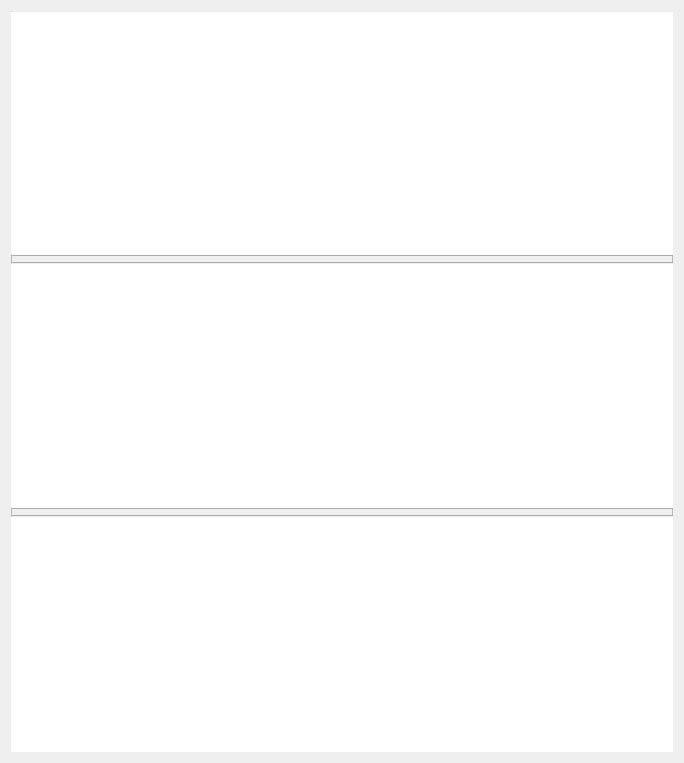
Above: add_player_window.ui from HausMeister008/TikTakToeWithDavid before the change. Below: the same form after it.
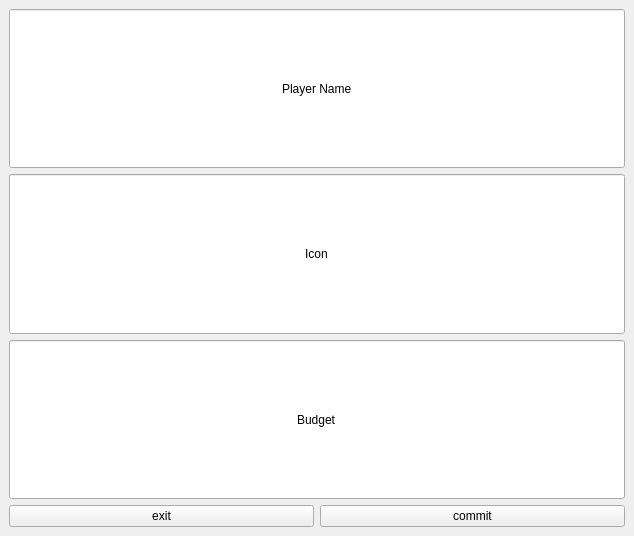
That is the form after the change.

Commit message:
player manipulation gui
Layout and function changes to mainly the Player add gui and also getting rid of a stupid error

Patch:
```diff
--- a/add_player_window.ui
+++ b/add_player_window.ui
@@ -1,85 +1,109 @@
 <?xml version="1.0" encoding="UTF-8"?>
 <ui version="4.0">
  <class>Form</class>
- <widget class="QWidget" name="Form">
+ <widget class="QMainWindow" name="Form">
   <property name="geometry">
    <rect>
     <x>0</x>
     <y>0</y>
-    <width>684</width>
-    <height>763</height>
+    <width>634</width>
+    <height>536</height>
    </rect>
   </property>
-  <property name="sizePolicy">
-   <sizepolicy hsizetype="Expanding" vsizetype="Expanding">
-    <horstretch>0</horstretch>
-    <verstretch>0</verstretch>
-   </sizepolicy>
-  </property>
   <property name="windowTitle">
-   <string>Form</string>
+   <string>MainWindow</string>
+  </property>
+  <property name="styleSheet">
+   <string notr="true"/>
+  </property>
+  <widget class="QWidget" name="centralwidget">
+   <property name="sizePolicy">
+    <sizepolicy hsizetype="MinimumExpanding" vsizetype="MinimumExpanding">
+     <horstretch>0</horstretch>
+     <verstretch>0</verstretch>
+    </sizepolicy>
+   </property>
+   <property name="font">
+    <font/>
   </property>
   <layout class="QGridLayout" name="gridLayout">
    <item row="0" column="0">
     <layout class="QVBoxLayout" name="verticalLayout">
      <item>
-      <widget class="QFrame" name="frame">
-       <property name="frameShape">
-        <enum>QFrame::StyledPanel</enum>
-       </property>
-       <property name="frameShadow">
-        <enum>QFrame::Raised</enum>
-       </property>
-       <widget class="QWidget" name="verticalLayoutWidget_2">
-        <property name="geometry">
-         <rect>
-          <x>-1</x>
-          <y>-1</y>
-          <width>671</width>
-          <height>751</height>
-         </rect>
-        </property>
-        <layout class="QVBoxLayout" name="verticalLayout_2">
-         <item>
           <widget class="QLineEdit" name="lineEdit_2">
            <property name="sizePolicy">
-            <sizepolicy hsizetype="Expanding" vsizetype="MinimumExpanding">
+         <sizepolicy hsizetype="Minimum" vsizetype="MinimumExpanding">
              <horstretch>0</horstretch>
              <verstretch>0</verstretch>
             </sizepolicy>
            </property>
+        <property name="text">
+         <string>Player Name</string>
+        </property>
+        <property name="alignment">
+         <set>Qt::AlignCenter</set>
+        </property>
           </widget>
          </item>
          <item>
           <widget class="QLineEdit" name="lineEdit_3">
            <property name="sizePolicy">
-            <sizepolicy hsizetype="Expanding" vsizetype="MinimumExpanding">
+         <sizepolicy hsizetype="Minimum" vsizetype="MinimumExpanding">
              <horstretch>0</horstretch>
              <verstretch>0</verstretch>
             </sizepolicy>
            </property>
-          </widget>
-         </item>
-         <item>
-          <layout class="QHBoxLayout" name="horizontalLayout"/>
-         </item>
+        <property name="text">
+         <string>Icon</string>
+        </property>
+        <property name="alignment">
+         <set>Qt::AlignCenter</set>
+        </property>
+       </widget>
+      </item>
          <item>
           <widget class="QLineEdit" name="lineEdit">
            <property name="sizePolicy">
-            <sizepolicy hsizetype="Expanding" vsizetype="MinimumExpanding">
+         <sizepolicy hsizetype="Minimum" vsizetype="MinimumExpanding">
              <horstretch>0</horstretch>
              <verstretch>0</verstretch>
             </sizepolicy>
            </property>
-          </widget>
-         </item>
-        </layout>
-       </widget>
+        <property name="text">
+         <string>Budget</string>
+        </property>
+        <property name="alignment">
+         <set>Qt::AlignCenter</set>
+        </property>
+       </widget>
+      </item>
+      <item>
+       <layout class="QHBoxLayout" name="horizontalLayout">
+        <item>
+         <widget class="QPushButton" name="pushButton_2">
+          <property name="text">
+           <string>exit</string>
+          </property>
+         </widget>
+        </item>
+        <item>
+         <widget class="QPushButton" name="pushButton">
+          <property name="text">
+           <string>commit</string>
+          </property>
       </widget>
      </item>
     </layout>
    </item>
   </layout>
+    </item>
+   </layout>
+  </widget>
+  <action name="actionQuit">
+   <property name="text">
+    <string>Quit</string>
+   </property>
+  </action>
  </widget>
  <resources/>
  <connections/>
```
Left out of the diff: 4 changed lines with no effect on the pictures. Lines whose indentation alone changed are shown as unchanged. The commit also changes 1 other file.
